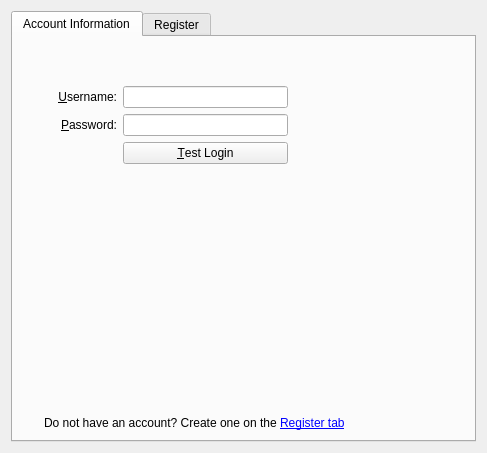
Above: attica/kcm/providerconfigwidget.ui from KDE/kde-runtime before the change. Below: the same form after it.
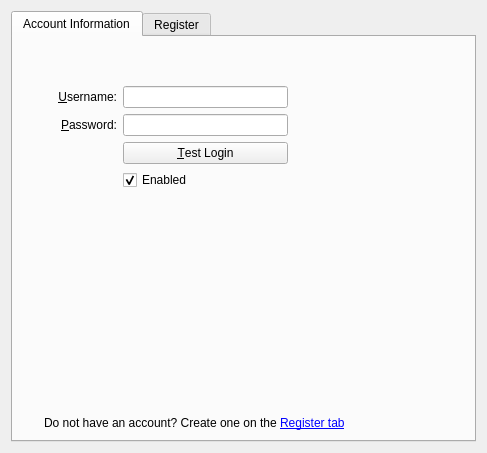
That is the form after the change. Custom widgets are drawn as their Qt base class.

Commit message: make it possible to enable/disable providers in kcm

Diff of the .ui file:
```diff
--- a/attica/kcm/providerconfigwidget.ui
+++ b/attica/kcm/providerconfigwidget.ui
@@ -143,9 +143,22 @@
            </property>
           </spacer>
          </item>
+         <item row="6" column="2">
+          <widget class="QCheckBox" name="enableProviderCheckBox">
+           <property name="toolTip">
+            <string>If a provider is not enabled, it will be ignored by the applications using the social desktop</string>
+           </property>
+           <property name="text">
+            <string>Enabled</string>
+           </property>
+           <property name="checked">
+            <bool>true</bool>
+           </property>
+          </widget>
+         </item>
         </layout>
        </item>
-       <item row="1" column="0" colspan="2">
+       <item row="2" column="0" colspan="2">
         <spacer name="verticalSpacer">
          <property name="orientation">
           <enum>Qt::Vertical</enum>
@@ -158,7 +171,7 @@
          </property>
         </spacer>
        </item>
-       <item row="2" column="0" colspan="2">
+       <item row="3" column="0" colspan="2">
         <layout class="QHBoxLayout" name="horizontalLayout">
          <item>
           <widget class="QLabel" name="iconLabelLP">
```
The commit also changes 4 other files.
